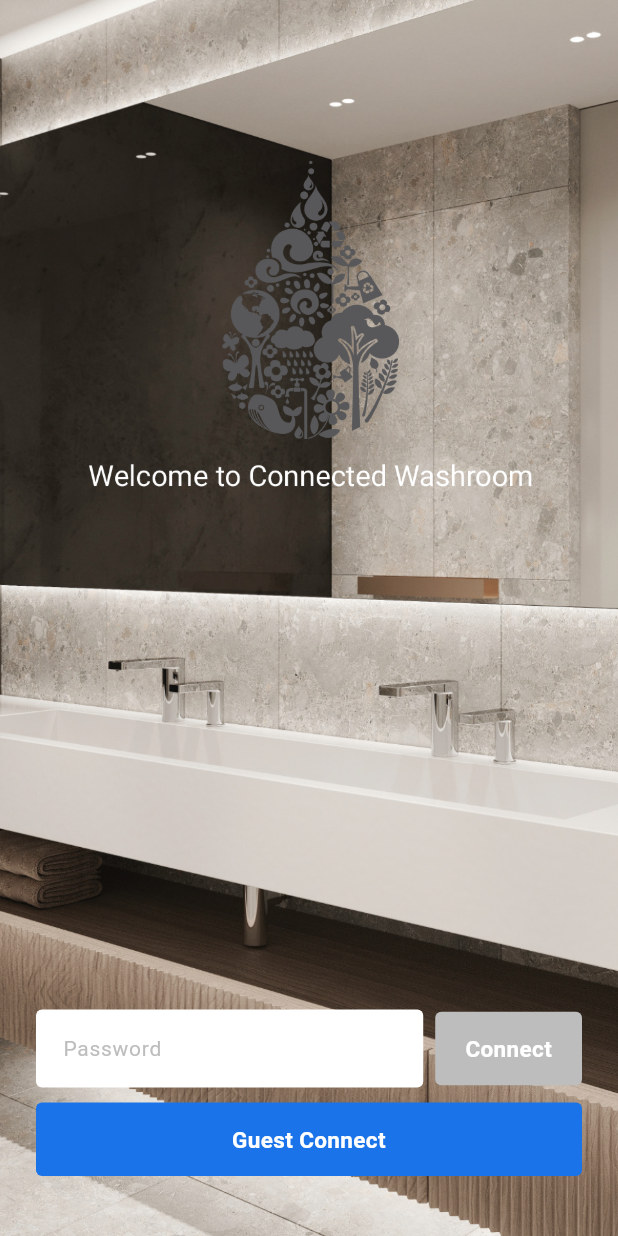
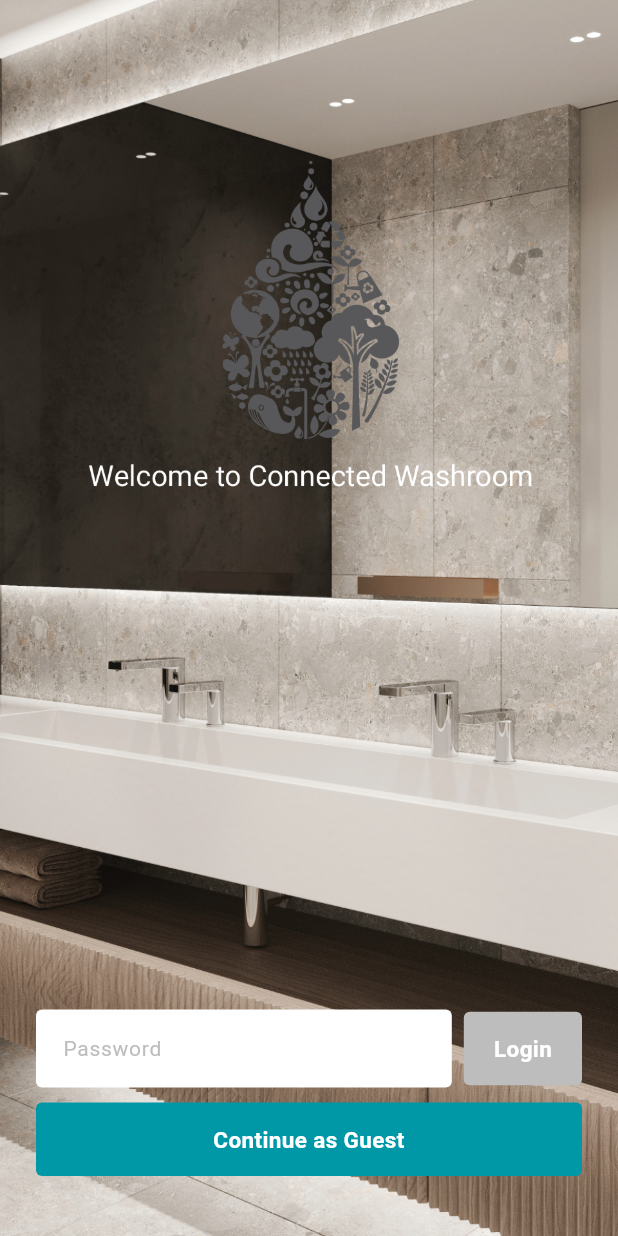
Before and after one commit to sterndev26-dot/stern-app, a Flutter app: the screen it shows after launch, on a phone screen of 412 x 824 dp. Run offline on Flutter 3.47's test engine with Material 3 defaults, Android fonts, the phone set to English and light mode, and no system bars; our stand-ins replace flutter_blue_plus, permission_handler, shared_preferences, sqflite; accounts and stored records are empty.

Commit message:
Fix password screen: correct password 4321, Login/Continue as Guest labels, teal color
Co-Authored-By: Claude Sonnet 4.6 <noreply@anthropic.com>

```diff
--- a/lib/screens/password_screen.dart
+++ b/lib/screens/password_screen.dart
@@ -14,7 +14,7 @@ class _PasswordScreenState extends State<PasswordScreen> {
   final _passwordController = TextEditingController();
   bool _isConnectEnabled = false;
 
-  static const _appBlue = Color(0xFF1A73E8);
+  static const _appTeal = Color(0xFF0097A7);
 
   @override
   void dispose() {
@@ -134,12 +134,12 @@ class _PasswordScreenState extends State<PasswordScreen> {
                               ),
                               decoration: BoxDecoration(
                                 color: _isConnectEnabled
-                                    ? _appBlue
+                                    ? _appTeal
                                     : Colors.grey[400],
                                 borderRadius: BorderRadius.circular(4),
                               ),
                               child: const Text(
-                                'Connect',
+                                'Login',
                                 style: TextStyle(
                                   color: Colors.white,
                                   fontWeight: FontWeight.bold,
@@ -157,11 +157,11 @@ class _PasswordScreenState extends State<PasswordScreen> {
                         child: Container(
                           padding: const EdgeInsets.symmetric(vertical: 14),
                           decoration: BoxDecoration(
-                            color: _appBlue,
+                            color: _appTeal,
                             borderRadius: BorderRadius.circular(4),
                           ),
                           child: const Text(
-                            'Guest Connect',
+                            'Continue as Guest',
                             textAlign: TextAlign.center,
                             style: TextStyle(
                               color: Colors.white,
```
